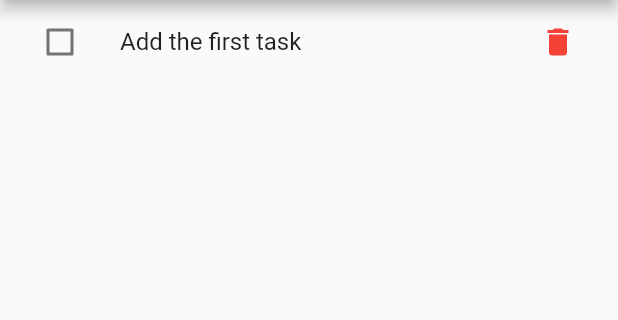
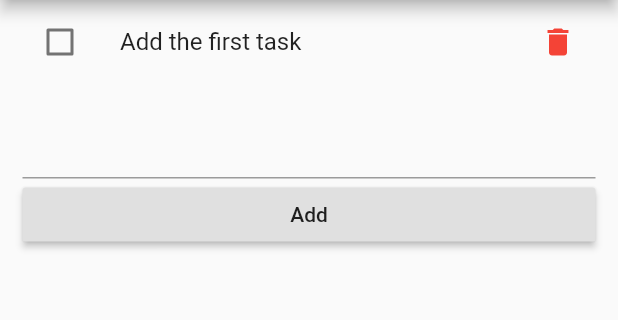
Before and after one commit to andreidobrinski/todo-flutter, a Flutter app: the screen it shows after launch, on a phone screen of 412 x 824 dp, the part 84-404 px from its top. Run offline on Flutter 3.47's test engine with Material 2 defaults, Android fonts, the phone set to English and light mode, and no system bars.

Commit message:
add AddTask widget

```diff
--- /dev/null
+++ b/lib/src/AddTask.dart
@@ -0,0 +1,50 @@
+import 'package:flutter/material.dart';
+import 'package:provider/provider.dart';
+
+import 'TodoProvider.dart';
+import 'TaskModel.dart';
+
+class AddTask extends StatefulWidget {
+  @override
+  AddTaskState createState() => AddTaskState();
+}
+
+class AddTaskState extends State<AddTask> {
+  final taskTitleController = TextEditingController();
+
+  @override
+  void dispose() {
+    taskTitleController.dispose();
+    super.dispose();
+  }
+
+  void onAdd() {
+    final String textVal = taskTitleController.text;
+    if (textVal.isNotEmpty) {
+      final TaskModel todo = TaskModel(
+        title: textVal,
+      );
+      Provider.of<TodoProvider>(context, listen: false).addTodo(todo);
+      taskTitleController.clear();
+    }
+  }
+
+  @override
+  Widget build(BuildContext context) {
+    return Padding(
+      padding: EdgeInsets.all(15.0),
+      child: Container(
+        child: Column(
+          crossAxisAlignment: CrossAxisAlignment.stretch,
+          children: <Widget>[
+            TextField(controller: taskTitleController),
+            RaisedButton(
+              child: Text('Add'),
+              onPressed: onAdd,
+            ),
+          ],
+        ),
+      ),
+    );
+  }
+}
--- a/lib/src/TaskList.dart
+++ b/lib/src/TaskList.dart
@@ -10,6 +10,7 @@ class TaskList extends StatelessWidget {
   Widget build(BuildContext context) {
     return ListView(
       children: getTasks(),
+      shrinkWrap: true,
     );
   }
 
--- a/lib/src/app.dart
+++ b/lib/src/app.dart
@@ -2,6 +2,7 @@ import 'package:flutter/material.dart';
 import 'package:provider/provider.dart';
 import 'TodoProvider.dart';
 import 'TaskList.dart';
+import 'AddTask.dart';
 
 class App extends StatelessWidget {
   Widget build(context) {
@@ -11,8 +12,11 @@ class App extends StatelessWidget {
       ),
       body: Container(
         child: Consumer<TodoProvider>(
-          builder: (context, todos, child) => TaskList(
-            tasks: todos.allTasks,
+          builder: (context, todos, child) => Column(
+            children: <Widget>[
+              Container(child: TaskList(tasks: todos.allTasks)),
+              AddTask(),
+            ],
           ),
         ),
       ),
```
